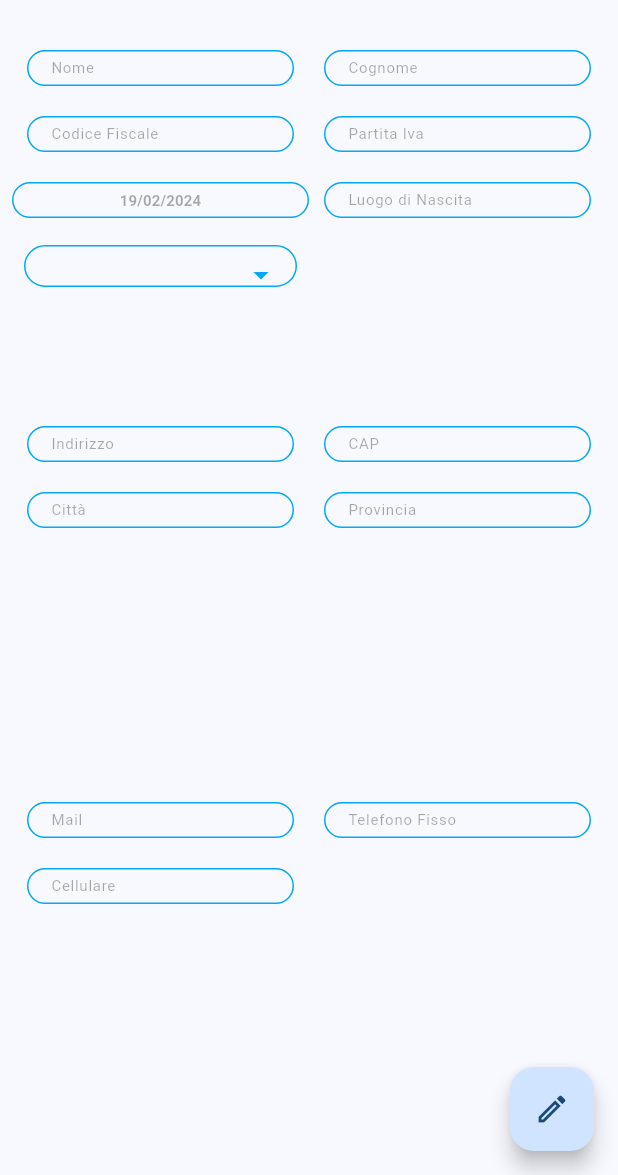
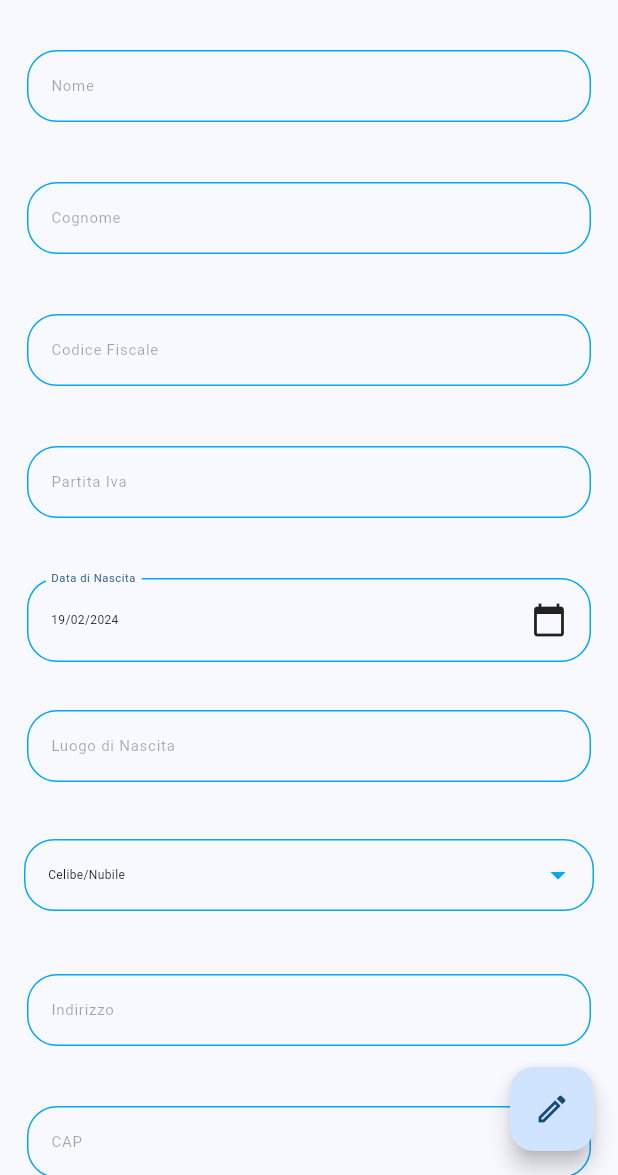
Before and after one commit to Marcko1288/BeuMed, a Flutter app: the Det_UserView screen opened directly, on a phone screen of 412 x 824 dp, the part 61-1236 px from its top. Run offline on Flutter 3.47's test engine with Material 3 defaults, Android fonts, the phone set to English and light mode, and no system bars; drawn by our look-alikes of dropdown_search; our stand-ins replace cloud_firestore, firebase_auth, firebase_core, form_builder_validators; accounts and stored records are empty; network calls fail; statements that could not run were skipped.

Commit message:
Gestione Campi USER

```diff
--- a/lib/Class/Master.dart
+++ b/lib/Class/Master.dart
@@ -38,14 +38,12 @@ class Master with ChangeNotifier {
         var element = args.element is BUT000 ? args.element as BUT000 : null;
         var state = element == null ? TypeState.insert : TypeState.read;
         return MaterialPageRoute(
-            builder: (context) =>
-                Det_UserView(state: state, user: element));
+            builder: (context) => Det_UserView(state: state, user: element));
       case '/event':
         var element = args.element is EVENT ? args.element as EVENT : null;
         var state = element == null ? TypeState.insert : TypeState.read;
         return MaterialPageRoute(
-            builder: (context) =>
-                Det_EventView(state: state, event: element));
+            builder: (context) => Det_EventView(state: state, event: element));
       case '/history':
         return MaterialPageRoute(builder: (context) => NavLink());
       default:
@@ -63,6 +61,22 @@ class Master with ChangeNotifier {
     this.user = BUT000.standard();
     this.array_user.clear();
     this.array_event.clear();
+  }
+
+  int crossGrid(Size size) {
+    if (size.width > 1000) {
+      return 2;
+    } else {
+      return 1;
+    }
+  }
+
+  double childGrid(Size size) {
+    if (size.width > 1000) {
+      return 6;
+    } else {
+      return 4.5;
+    }
   }
 
   ThemeData theme(Size size) {
--- /dev/null
+++ b/lib/Model/DataPickerNew.dart
@@ -0,0 +1,265 @@
+import 'package:beumed/Library/Enum_TypeDate.dart';
+import 'package:beumed/Library/Enum_TypeFormatDate.dart';
+import 'package:beumed/Library/Extension_Date.dart';
+import 'package:beumed/Library/Extension_String.dart';
+import 'package:beumed/Model/TextFieldCustom.dart';
+// import 'package:flutter/foundation.dart';
+// import 'package:flutter/material.dart';
+// import 'package:provider/provider.dart';
+
+// import '../Class/Master.dart';
+// import '../View/Det_Event.dart';
+
+// class DatePickerNew extends StatefulWidget {
+//   DatePickerNew(
+//       {super.key,
+//       this.restorationId,
+//       required this.selection_date,
+//       required this.min_year,
+//       required this.max_year,
+//       bool? check_date,
+//       List<String>? array_nodate,
+//       this.modify = true,
+//       required this.onDateTimeChanged})
+//       : this.array_nodate = array_nodate ?? [],
+//         this.check_date = check_date ?? true;
+
+//   final ValueChanged<DateTime> onDateTimeChanged;
+
+//   final String? restorationId;
+//   DateTime selection_date;
+//   int min_year;
+//   int max_year;
+//   bool check_date;
+//   List<String> array_nodate;
+
+//   bool modify;
+
+//   @override
+//   State<DatePickerNew> createState() => _DatePickerNewState();
+// }
+
+// class _DatePickerNewState extends State<DatePickerNew> with RestorationMixin {
+//   @override
+//   String? get restorationId => widget.restorationId;
+//   late DateTime select_date = widget.selection_date;
+
+//   late RestorableDateTime _selectedDate =
+//       RestorableDateTime(select_date); //widget.selection_date);
+//   late int _min_year = widget.min_year;
+//   late int _max_year = widget.max_year + 1;
+//   late final RestorableRouteFuture<DateTime?> _restorableDatePickerRouteFuture =
+//       RestorableRouteFuture<DateTime?>(
+//     onComplete: _selectDate,
+//     onPresent: (NavigatorState navigator, Object? arguments) {
+//       return navigator.restorablePush(
+//         _datePickerRoute,
+//         arguments: _selectedDate.value.millisecondsSinceEpoch,
+//       );
+//     },
+//   );
+
+//   @pragma('vm:entry-point')
+//   Route<DateTime> _datePickerRoute(
+//     BuildContext context,
+//     Object? arguments,
+//   ) {
+//     return DialogRoute<DateTime>(
+//       context: context,
+//       builder: (BuildContext context) {
+//         int firstDate = _min_year; //_selectedDate.value.year - 5;
+//         int lastDate = _max_year; //_selectedDate.value.year + 1;
+
+//         return DatePickerDialog(
+//           restorationId: 'date_picker_dialog',
+//           initialEntryMode: DatePickerEntryMode.calendarOnly,
+//           initialDate: DateTime.fromMillisecondsSinceEpoch(arguments! as int),
+//           firstDate: DateTime(firstDate),
+//           lastDate: DateTime(lastDate),
+//           selectableDayPredicate: (selectDate) {
+//             if (widget.check_date) {
+//               if (widget.array_nodate.isEmpty)
+//                 array_holiday.addAll(widget.array_nodate);
+//               if (selectDate.weekday == 6 ||
+//                   selectDate.weekday == 7 ||
+//                   array_holiday.contains(selectDate.changeDateToString()) ||
+//                   widget.array_nodate
+//                       .contains(selectDate.changeDateToString())) {
+//                 return false;
+//               } else {
+//                 return true;
+//               }
+//             }
+//             return true;
+//           },
+//         );
+//       },
+//     );
+//   }
+
+//   @override
+//   void restoreState(RestorationBucket? oldBucket, bool initialRestore) {
+//     registerForRestoration(_selectedDate, 'selected_date');
+//     registerForRestoration(
+//         _restorableDatePickerRouteFuture, 'date_picker_route_future');
+//   }
+
+//   void _selectDate(DateTime? newSelectedDate) {
+//     if (newSelectedDate != null) {
+//       setState(() {
+//         _selectedDate.value = newSelectedDate;
+//         widget.onDateTimeChanged(newSelectedDate);
+//       });
+//     }
+//   }
+
+//   @override
+//   Widget build(BuildContext context) {
+//     var master = Provider.of<Master>(context, listen: false);
+//     var size = MediaQuery.of(context).size;
+//     return Padding(
+//         padding: const EdgeInsets.all(10.0),
+//         child: ElevatedButton(
+//             onPressed: widget.modify
+//                 ? () {
+//                     _restorableDatePickerRouteFuture.present();
+//                   }
+//                 : null,
+//             style: ButtonStyle(
+//               overlayColor: null,
+//               shape: MaterialStateProperty.all<RoundedRectangleBorder>(
+//                 RoundedRectangleBorder(
+//                   borderRadius: BorderRadius.circular(20),
+//                 ),
+//               ),
+//             ),
+//             child: Container(
+//               width: double.infinity,
+//               alignment: Alignment.center,
+//               child: TextFormField(
+//                 initialValue:
+//                     "${_selectedDate.value.changeDateToString(type: TypeFormatDate.DD_MM_AAAA)}",
+//                 decoration: InputDecoration(
+//                   labelText: "Data di Nascita",
+//                   focusedBorder: defaultBorder(master.theme(size).primaryColor),
+//                   enabledBorder: defaultBorder(master.theme(size).primaryColor),
+//                   disabledBorder:
+//                       defaultBorder(master.theme(size).primaryColor),
+//                 ),
+//                 //enabled: false,
+//               ),
+//             )));
+
+//     //   Padding(
+//     //   padding: const EdgeInsets.only(top: 10, bottom: 10),
+//     //   child: OutlinedButton(
+//     //     style: OutlinedButton.styleFrom(
+//     //         side: BorderSide(color: master.theme(size).primaryColor),
+//     //         shape: RoundedRectangleBorder(
+//     //             borderRadius: BorderRadius.circular(20))),
+//     //     onPressed: widget.modify
+//     //         ? () {
+//     //             _restorableDatePickerRouteFuture.present();
+//     //           }
+//     //         : null,
+//     //     child: Container(
+//     //       width: double.infinity,
+//     //       alignment: Alignment.center,
+//     //       child: Text(
+//     //         "${_selectedDate.value.changeDateToString(type: TypeFormatDate.DD_MM_AAAA)}",
+//     //       ),
+//     //     ),
+//     //   ),
+//     // );
+//   }
+// }
+
+import 'package:flutter/material.dart';
+import 'package:flutter/services.dart';
+import 'package:provider/provider.dart';
+
+import '../Class/Master.dart';
+
+class DatePickerNew extends StatefulWidget {
+  DatePickerNew({
+    Key? key,
+    required this.date,
+    required this.onDateChanged,
+    this.enabled = true,
+    this.decoration = TypeDecoration.labolBord,
+  }) : super(key: key);
+
+  final DateTime date;
+  final ValueChanged<DateTime> onDateChanged;
+  final bool enabled;
+  final TypeDecoration decoration;
+
+  @override
+  State<DatePickerNew> createState() => _DatePickerNewState();
+}
+
+class _DatePickerNewState extends State<DatePickerNew> {
+  late DateTime _selectedDate;
+
+  @override
+  void initState() {
+    super.initState();
+    _selectedDate = widget.date;
+  }
+
+  @override
+  Widget build(BuildContext context) {
+    var master = Provider.of<Master>(context, listen: false);
+    var size = MediaQuery.of(context).size;
+
+    return Padding(
+      padding: const EdgeInsets.all(10.0),
+      child: InkWell(
+        onTap: widget.enabled ? _selectDate : null,
+        child: InputDecorator(
+          decoration: InputDecoration(
+            labelText: 'Data di Nascita',
+            labelStyle:
+                TextStyle(color: master.theme(size).colorScheme.primary),
+            border: defaultBorderDate(master.theme(size).primaryColor),
+            focusedBorder: defaultBorder(master.theme(size).primaryColor),
+            enabledBorder: defaultBorder(master.theme(size).primaryColor),
+            disabledBorder: defaultBorder(master.theme(size).primaryColor),
+          ),
+          child: Row(
+            mainAxisAlignment: MainAxisAlignment.spaceBetween,
+            children: [
+              Text(
+                "${_selectedDate.changeDateToString(type: TypeFormatDate.DD_MM_AAAA)}",
+                //style: TextStyle(fontSize: 16),
+              ),
+              Icon(Icons.calendar_today),
+            ],
+          ),
+        ),
+      ),
+    );
+  }
+
+  Future<void> _selectDate() async {
+    final DateTime? picked = await showDatePicker(
+      context: context,
+      initialDate: _selectedDate,
+      firstDate: DateTime(1900),
+      lastDate: DateTime.now(),
+    );
+    if (picked != null && picked != _selectedDate) {
+      setState(() {
+        _selectedDate = picked;
+        widget.onDateChanged(_selectedDate);
+      });
+    }
+  }
+}
+
+OutlineInputBorder defaultBorderDate(Color color) {
+  return OutlineInputBorder(
+    borderRadius: BorderRadius.all(Radius.circular(20)),
+    borderSide: BorderSide(color: color),
+  );
+}
--- a/lib/Model/DatePickerApp.dart
+++ b/lib/Model/DatePickerApp.dart
@@ -117,8 +117,7 @@ class _DatePickerCustomState extends State<DatePickerCustom>
   Widget build(BuildContext context) {
     var master = Provider.of<Master>(context, listen: false);
     var size = MediaQuery.of(context).size;
-    return
-      Padding(
+    return Padding(
       padding: const EdgeInsets.only(top: 10, bottom: 10),
       child: OutlinedButton(
         style: OutlinedButton.styleFrom(
--- a/lib/Model/TextFieldCustom.dart
+++ b/lib/Model/TextFieldCustom.dart
@@ -19,7 +19,8 @@ class TextFieldCustom extends StatefulWidget {
       this.decoration = TypeDecoration.labolBord,
       List<TypeValidator>? listValidator,
       this.limit_char = 99,
-      required this.onStringChanged })
+      required this.onStringChanged,
+      this.onValidator})
       : this.autofill = autofill ?? [],
         this.listValidator = listValidator ?? [];
 
@@ -53,6 +54,7 @@ class TextFieldCustom extends StatefulWidget {
   ///La lista delle validazioni da effetture
 
   final ValueChanged<String> onStringChanged;
+  final ValueChanged<String>? onValidator;
 
   ///Esportare il valore inserito
 
@@ -80,6 +82,8 @@ class _TextFieldCustomState extends State<TextFieldCustom> {
           focusedBorder: defaultBorder(master.theme(size).primaryColor),
           enabledBorder: defaultBorder(master.theme(size).primaryColor),
           disabledBorder: defaultBorder(master.theme(size).primaryColor),
+          focusedErrorBorder: defaultBorder(master.theme(size).primaryColor),
+          errorBorder: defaultBorder(master.theme(size).primaryColor),
         ),
         inputFormatters: [
           LengthLimitingTextInputFormatter(widget.limit_char),
@@ -92,14 +96,12 @@ class _TextFieldCustomState extends State<TextFieldCustom> {
         validator: FormBuilderValidators.compose([
           for (var element in widget.listValidator)
             element == TypeValidator.cf
-                ? (valid) => valid.toString().isCF
-                ? null
-                : "Codice Fiscele non valido!"
+                ? (valid) =>
+                    valid.toString().isCF ? null : "Codice Fiscele non valido!"
                 : element == TypeValidator.piva
-                ? (valid) => valid.toString().isCF
-                ? null
-                : "Codice Fiscele non val"
-                : element.value,
+                    ? (valid) =>
+                        valid.toString().isCF ? null : "Codice Fiscele non val"
+                    : element.value,
         ]),
       ),
     );
@@ -169,15 +171,14 @@ extension ExtTypeValidator on TypeValidator {
 enum TypeDecoration { focusBord, labolBord }
 
 extension ExtTypeDecoration on TypeDecoration {
-
   dynamic value(BuildContext context, String value) {
     var master = Provider.of<Master>(context, listen: false);
     var size = MediaQuery.of(context).size;
     switch (this) {
       case TypeDecoration.focusBord:
         return InputDecoration(
-            hintText: value,
-            border: defaultBorder(master.theme(size).primaryColor),
+          hintText: value,
+          border: defaultBorder(master.theme(size).primaryColor),
         );
       case TypeDecoration.labolBord:
         return InputDecoration(
--- a/lib/View/Det_User.dart
+++ b/lib/View/Det_User.dart
@@ -1,6 +1,7 @@
 import 'package:beumed/Class/Model/Enum_Profile.dart';
 import 'package:beumed/Class/Model/Enum_StatoCivile.dart';
 import 'package:beumed/Library/Extension_String.dart';
+import 'package:beumed/Model/DataPickerNew.dart';
 import 'package:cloud_firestore/cloud_firestore.dart';
 import 'package:dropdown_search/dropdown_search.dart';
 import 'package:flutter/foundation.dart';
@@ -46,18 +47,18 @@ class _Det_UserViewState extends State<Det_UserView> {
 
   late SelectionStatoCivile stato_civile = SelectionStatoCivile.S1;
 
-  late bool? type_1;
-  late bool? type_2;
-  late bool? type_3;
-  late bool? type_4;
-  late bool? type_5;
-  late bool? type_6;
-  late bool? type_7;
-  late bool? type_8;
-  late bool? type_9;
-  late bool? type_10;
-  late bool? type_11;
-  late bool? type_12;
+  late bool type_1 = false;
+  late bool type_2 = false;
+  late bool type_3 = false;
+  late bool type_4 = false;
+  late bool type_5 = false;
+  late bool type_6 = false;
+  late bool type_7 = false;
+  late bool type_8 = false;
+  late bool type_9 = false;
+  late bool type_10 = false;
+  late bool type_11 = false;
+  late bool type_12 = false;
   late String? type_13;
 
   late SelectionProfile profilo = SelectionProfile.paziente;
@@ -91,6 +92,7 @@ class _Det_UserViewState extends State<Det_UserView> {
       ),
       body: Form(
         key: _formKey,
+        child: SingleChildScrollView(
           child: Padding(
               padding: const EdgeInsets.all(8.0),
               child: Column(
@@ -98,8 +100,9 @@ class _Det_UserViewState extends State<Det_UserView> {
                   TextFiscalDate(context),
                   TextAddress(context),
                   TextContact(context),
+                  TextAnamnesia(context),
                 ],
-            )
+              )),
         ),
       ),
       floatingActionButton: action_button(context),
@@ -145,10 +148,10 @@ class _Det_UserViewState extends State<Det_UserView> {
     var size = MediaQuery.of(context).size;
     var size_width = MediaQuery.of(context).size.width;
 
-    return Expanded(
-      child: GridView.count(
-          crossAxisCount: size_width > 500 ? 3 : 2,
-          childAspectRatio: size_width > 500 ? 4 : 4.5,
+    return GridView.count(
+        shrinkWrap: true,
+        crossAxisCount: master.crossGrid(size),
+        childAspectRatio: master.childGrid(size),
         children: [
           TextFieldCustom(
             text_labol: "Nome",
@@ -190,14 +193,11 @@ class _Det_UserViewState extends State<Det_UserView> {
               onStringChanged: (String value) {
                 piva = value;
               },
-                listValidator: [TypeValidator.required, TypeValidator.piva]),
-            DatePickerCustom(
-              selection_date: birthday,
-              min_year: DateTime.now().subtract(Duration(days: 365 * 80)).year,
-              max_year: DateTime.now().year,
-              check_date: false,
-              modify: widget.state == TypeState.read ? false : true,
-              onDateTimeChanged: (DateTime value) {
+              listValidator: [TypeValidator.piva]),
+          DatePickerNew(
+            date: birthday,
+            enabled: widget.state == TypeState.read ? false : true,
+            onDateChanged: (DateTime value) {
               setState(() {
                 birthday = value;
               });
@@ -215,23 +215,21 @@ class _Det_UserViewState extends State<Det_UserView> {
           Padding(
             padding: const EdgeInsets.all(8.0),
             child: DropdownSearch<SelectionStatoCivile>(
-                enabled: widget.state == TypeState.read ? false : true,
+              enabled: widget.state != TypeState.read,
               items: SelectionStatoCivile.arrayElement(),
-                itemAsString: (SelectionStatoCivile element) => element.name,
-                dropdownButtonProps:
-                DropdownButtonProps(color: master.theme(size).primaryColor),
+              itemAsString: (SelectionStatoCivile element) => element.value,
+              dropdownButtonProps: DropdownButtonProps(
+                color: master.theme(size).primaryColor,
+              ),
               dropdownDecoratorProps: DropDownDecoratorProps(
-                  //Bottone
-                  baseStyle: master
-                      .theme(size)
-                      .textTheme
-                      .bodyMedium, //Testo mostrato nel campo
+                baseStyle: master.theme(size).textTheme.bodyMedium,
                 textAlignVertical: TextAlignVertical.center,
                 dropdownSearchDecoration: InputDecoration(
                   enabledBorder: defaultBorder(master.theme(size).primaryColor),
                   focusedBorder: defaultBorder(master.theme(size).primaryColor),
                   errorBorder: defaultBorder(master.theme(size).primaryColor),
-                    disabledBorder: defaultBorder(master.theme(size).primaryColor),
+                  disabledBorder:
+                      defaultBorder(master.theme(size).primaryColor),
                   focusedErrorBorder:
                       defaultBorder(master.theme(size).primaryColor),
                 ),
@@ -244,19 +242,18 @@ class _Det_UserViewState extends State<Det_UserView> {
               selectedItem: stato_civile,
             ),
           ),
-          ]
-      ),
-    );
+        ]);
   }
 
   Widget TextAddress(BuildContext context) {
     var master = Provider.of<Master>(context, listen: false);
+    var size = MediaQuery.of(context).size;
     var size_width = MediaQuery.of(context).size.width;
 
-    return Expanded(
-      child: GridView.count(
-          crossAxisCount: size_width > 500 ? 3 : 2,
-          childAspectRatio: size_width > 500 ? 6 : 4.5,
+    return GridView.count(
+        shrinkWrap: true,
+        crossAxisCount: master.crossGrid(size),
+        childAspectRatio: master.childGrid(size),
         children: [
           TextFieldCustom(
             text_labol: 'Indirizzo',
@@ -296,19 +293,18 @@ class _Det_UserViewState extends State<Det_UserView> {
               provincia = value;
             },
           ),
-          ]
-      ),
-    );
+        ]);
   }
 
   Widget TextContact(BuildContext context) {
     var master = Provider.of<Master>(context, listen: false);
+    var size = MediaQuery.of(context).size;
     var size_width = MediaQuery.of(context).size.width;
 
-    return Expanded(
-        child: GridView.count(
-      crossAxisCount: size_width > 500 ? 3 : 2,
-      childAspectRatio: size_width > 500 ? 6 : 4.5,
+    return GridView.count(
+      shrinkWrap: true,
+      crossAxisCount: master.crossGrid(size),
+      childAspectRatio: master.childGrid(size),
       children: [
         TextFieldCustom(
             text_labol: 'Mail',
@@ -338,7 +334,30 @@ class _Det_UserViewState extends State<Det_UserView> {
             },
             listValidator: [TypeValidator.number]),
       ],
-    ));
+    );
+  }
+
+  Widget TextAnamnesia(BuildContext context) {
+    var master = Provider.of<Master>(context, listen: false);
+    var size = MediaQuery.of(context).size;
+
+    return GridView.count(
+        shrinkWrap: true,
+        crossAxisCount: master.crossGrid(size),
+        childAspectRatio: master.childGrid(size),
+        children: [
+          Switch(
+            value: type_1,
+            onChanged: (value) {
+              setState(() {
+                type_1 = value;
+              });
+            },
+            activeColor: Colors.blue, // Colore quando è attivo
+            inactiveTrackColor:
+                Colors.grey, // Colore della traccia quando è inattivo
+          ),
+        ]);
   }
 
   void refreshDate() {
```
Also changed, not shown: lib/Class/Model/Enum_StatoCivile.dart (+2 -8 lines), pubspec.lock (deleted). Lines whose indentation alone changed are shown as unchanged.
